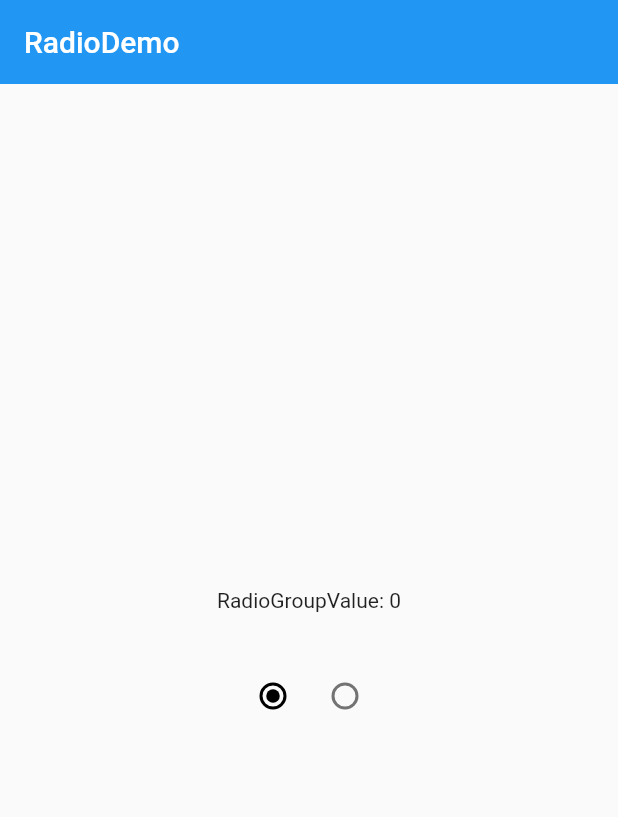
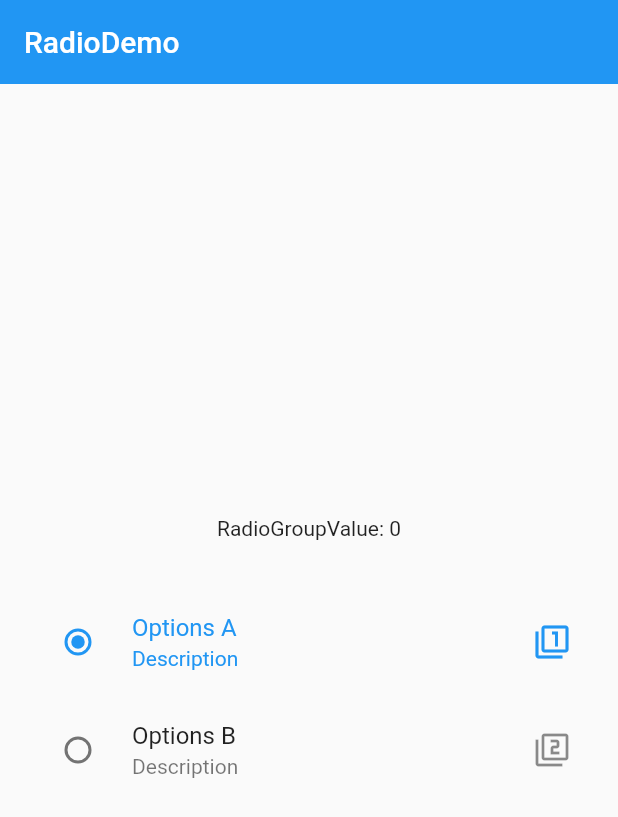
Before and after one commit to YuDongZhang/flutter_app_learn, a Flutter app: the RadioDemo screen opened directly, on a phone screen of 412 x 824 dp. Shown: the top 817 px of the screen. Run offline on Flutter 3.47's test engine with Material 2 defaults, Android fonts, the phone set to English and light mode, and no system bars.

Commit message:
RadioListTile：带标签与图标的单选按钮

```diff
--- a/lib/20-宁浩教程练习/demo/radio_demo.dart
+++ b/lib/20-宁浩教程练习/demo/radio_demo.dart
@@ -28,22 +28,40 @@ class _RadioDemoState extends State<RadioDemo> {
           children: <Widget>[
             Text('RadioGroupValue: $_radioGroupA'),
             SizedBox(height: 32.0),
-
+            RadioListTile(
+              value: 0,
+              groupValue: _radioGroupA,//群组值
+              onChanged: _handleRadioValueChanged,
+              title: Text('Options A'),
+              subtitle: Text('Description'),
+              secondary: Icon(Icons.filter_1),
+              selected: _radioGroupA == 0,//这个属性是让小图标是否是激活的颜色
+            ),
+            RadioListTile(
+              value: 1,
+              groupValue: _radioGroupA,
+              onChanged: _handleRadioValueChanged,
+              title: Text('Options B'),
+              subtitle: Text('Description'),//副标题
+              secondary: Icon(Icons.filter_2),
+              selected: _radioGroupA == 1,
+            ),
             Row(
+              ///单选按钮的值和群组的值是一样的就是选中的状态
               mainAxisAlignment: MainAxisAlignment.center,
               children: <Widget>[
-                Radio(
-                  value: 0,
-                  groupValue: _radioGroupA,
-                  onChanged: _handleRadioValueChanged,
-                  activeColor: Colors.black,//被选中的颜色
-                ),
-                Radio(
-                  value: 1,
-                  groupValue: _radioGroupA,
-                  onChanged: _handleRadioValueChanged,
-                  activeColor: Colors.black,
-                ),
+                // Radio(
+                //   value: 0,
+                //   groupValue: _radioGroupA,
+                //   onChanged: _handleRadioValueChanged,
+                //   activeColor: Colors.black,//被选中的颜色
+                // ),
+                // Radio(
+                //   value: 1,
+                //   groupValue: _radioGroupA,
+                //   onChanged: _handleRadioValueChanged,
+                //   activeColor: Colors.black,
+                // ),
               ],
             ),
           ],
```
